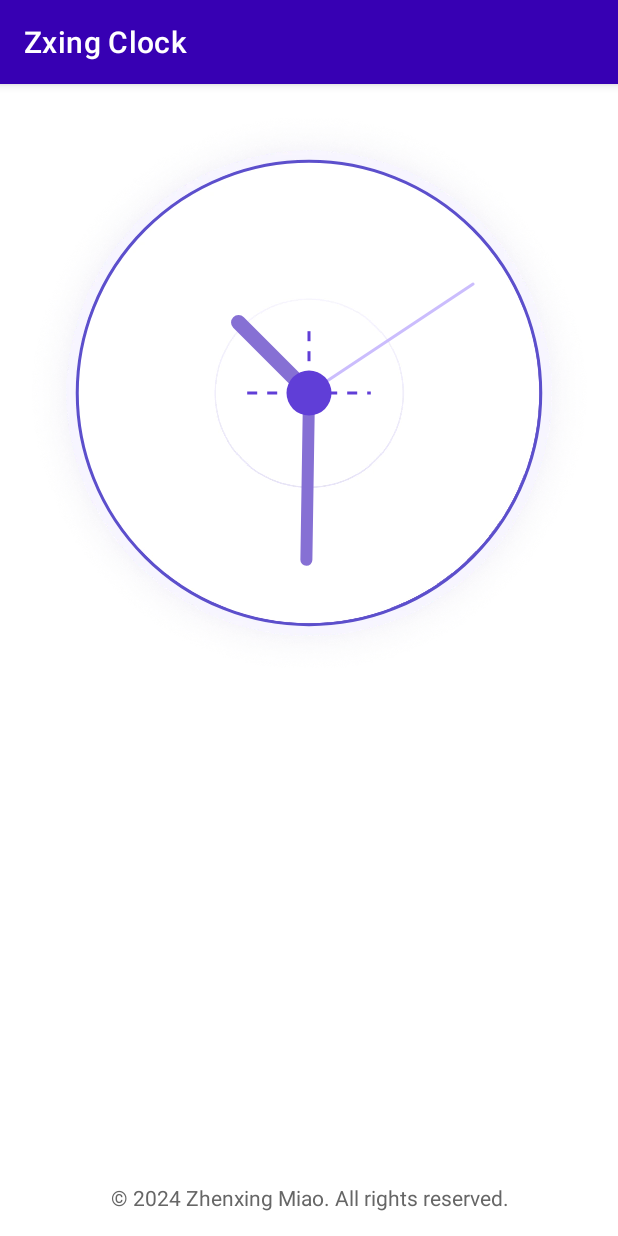
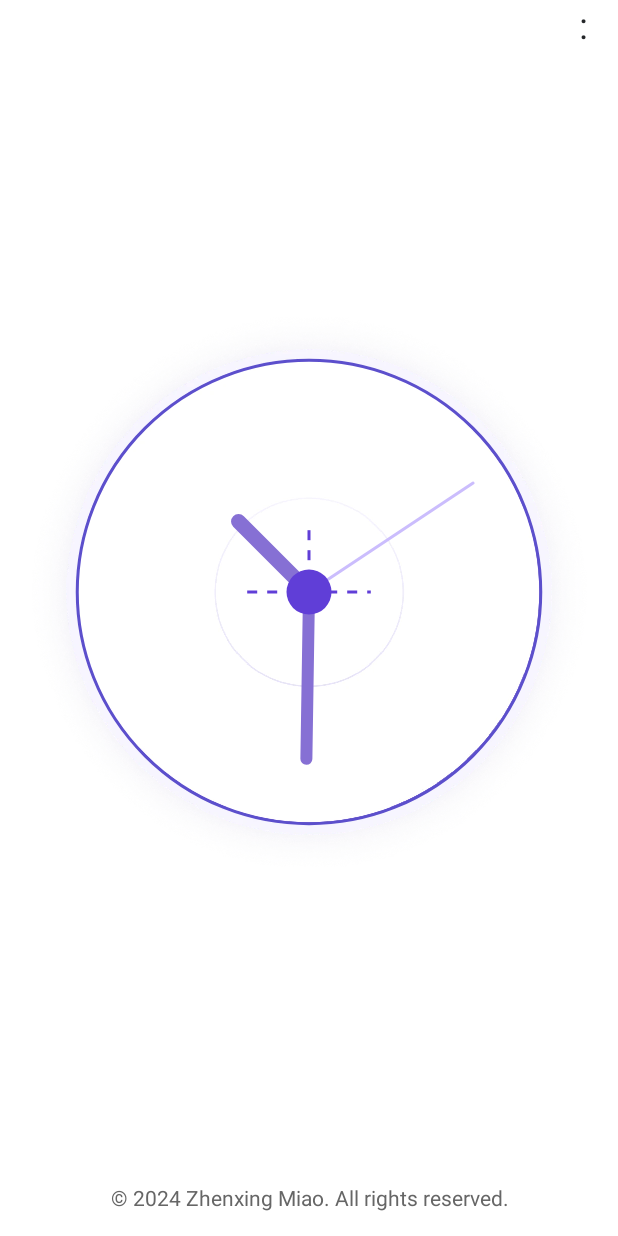
Before and after one commit to ZhxM1995/Zxing-Clock, an Android app: the screen it shows after launch (MainActivity), on a phone screen of 412 x 824 dp. Run offline under Robolectric (Android 15) with nearby library versions, the phone set to English and light mode, and no system bars.

Commit message:
feat(改标题栏颜色)

```diff
--- a/app/build.gradle
+++ b/app/build.gradle
@@ -14,6 +14,10 @@ android {
         versionName "1.0"
 
         testInstrumentationRunner "androidx.test.runner.AndroidJUnitRunner"
+    }
+
+    viewBinding {
+        enabled = true
     }
 
     buildTypes {
--- a/app/src/main/AndroidManifest.xml
+++ b/app/src/main/AndroidManifest.xml
@@ -19,6 +19,7 @@
             <intent-filter>
                 <action android:name="android.intent.action.MAIN" />
                 <category android:name="android.intent.category.LAUNCHER" />
+                <category android:name="android.intent.category.DEFAULT" />
             </intent-filter>
         </activity>
 
--- a/app/src/main/java/com/fminb/zxingclock/MainActivity.kt
+++ b/app/src/main/java/com/fminb/zxingclock/MainActivity.kt
@@ -2,10 +2,14 @@ package com.fminb.zxingclock
 
 import android.os.Bundle
 import androidx.appcompat.app.AppCompatActivity
+import com.fminb.zxingclock.databinding.ActivityMainBinding
 
 class MainActivity : AppCompatActivity() {
+
+    private lateinit var binding: ActivityMainBinding
     override fun onCreate(savedInstanceState: Bundle?) {
         super.onCreate(savedInstanceState)
-        setContentView(R.layout.activity_main)
+        binding = ActivityMainBinding.inflate(layoutInflater)
+        setContentView(binding.root)
     }
 }
--- a/app/src/main/res/layout/activity_main.xml
+++ b/app/src/main/res/layout/activity_main.xml
@@ -6,11 +6,23 @@
     android:layout_height="match_parent"
     tools:context=".MainActivity">
 
+    <TextView
+        android:id="@+id/tvMenu"
+        android:layout_width="wrap_content"
+        android:layout_height="wrap_content"
+        android:layout_marginEnd="20dp"
+        android:text=":"
+        android:textColor="#242629"
+        android:textSize="24sp"
+        app:layout_constraintEnd_toEndOf="parent"
+        app:layout_constraintTop_toTopOf="parent" />
+
     <!-- Clock View -->
     <com.fminb.zxingclock.weight.ClockView
         android:id="@+id/clockView"
-        android:layout_width="0dp"
-        android:layout_height="0dp"
+        android:layout_width="wrap_content"
+        android:layout_height="wrap_content"
+        android:layout_marginHorizontal="20dp"
         app:layout_constraintBottom_toTopOf="@id/copyrightTextView"
         app:layout_constraintEnd_toEndOf="parent"
         app:layout_constraintStart_toStartOf="parent"
--- a/app/src/main/res/values-night/themes.xml
+++ b/app/src/main/res/values-night/themes.xml
@@ -1,6 +1,6 @@
 <resources xmlns:tools="http://schemas.android.com/tools">
     <!-- Base application theme. -->
-    <style name="Theme.ZxingClock" parent="Theme.MaterialComponents.DayNight.DarkActionBar">
+    <style name="Theme.ZxingClock" parent="Theme.MaterialComponents.DayNight.NoActionBar">
         <!-- Primary brand color. -->
         <item name="colorPrimary">@color/purple_700</item>
         <item name="colorPrimaryVariant">@color/purple_700</item>
--- a/app/src/main/res/values/themes.xml
+++ b/app/src/main/res/values/themes.xml
@@ -1,10 +1,10 @@
 <resources xmlns:tools="http://schemas.android.com/tools">
     <!-- Base application theme. -->
-    <style name="Theme.ZxingClock" parent="Theme.MaterialComponents.DayNight.DarkActionBar">
+    <style name="Theme.ZxingClock" parent="Theme.MaterialComponents.DayNight.NoActionBar">
         <!-- Primary brand color. -->
         <item name="colorPrimary">@color/purple_700</item>
-        <item name="colorPrimaryVariant">@color/purple_700</item>
-        <item name="colorOnPrimary">@color/white</item>
+        <item name="colorPrimaryVariant">@color/white</item>
+        <item name="colorOnPrimary">@color/black</item>
         <!-- Secondary brand color. -->
         <item name="colorSecondary">@color/teal_200</item>
         <item name="colorSecondaryVariant">@color/teal_700</item>
@@ -12,5 +12,6 @@
         <!-- Status bar color. -->
         <item name="android:statusBarColor" tools:targetApi="l">?attr/colorPrimaryVariant</item>
         <!-- Customize your theme here. -->
+        <item name="android:windowLightStatusBar">true</item>
     </style>
 </resources>
```
